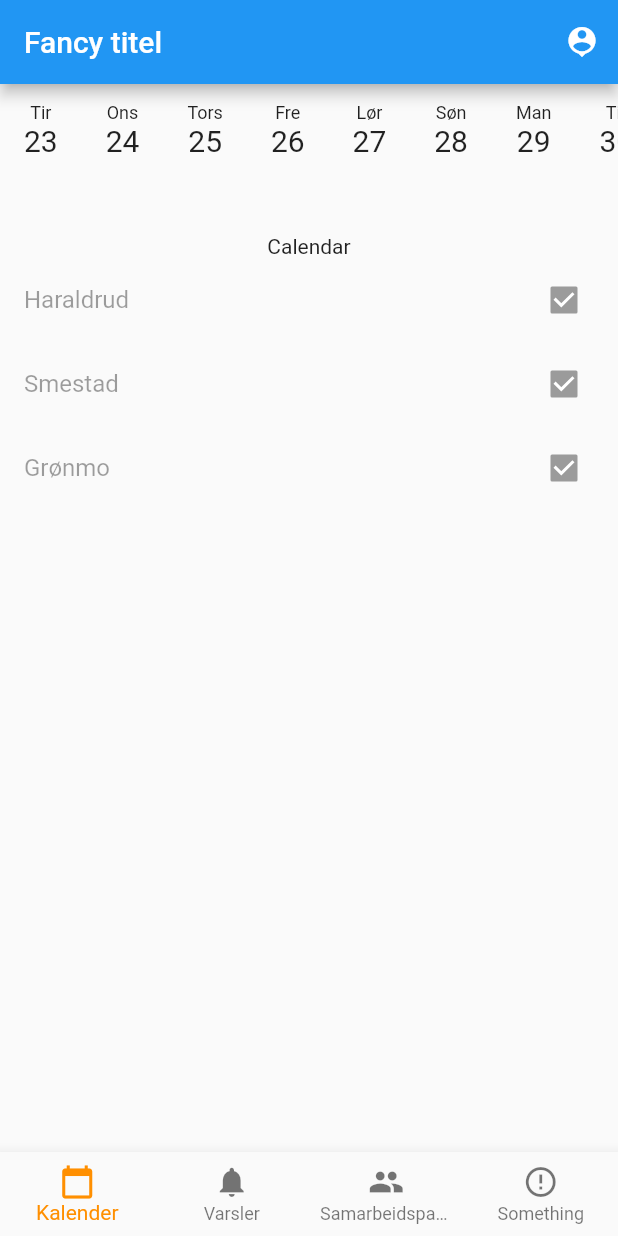
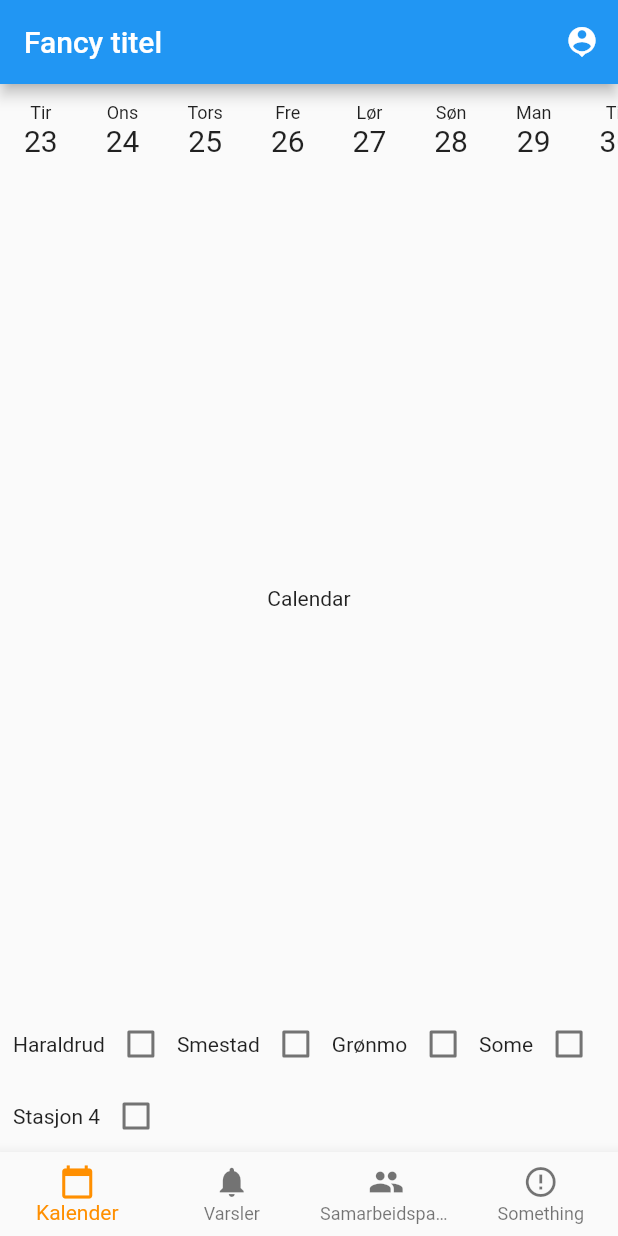
Before and after one commit to Knowit-Objectnet/oko-ombruk-mobile, a Flutter app: the screen it shows after launch, after a tap on "Logg inn", on a phone screen of 412 x 824 dp. Run offline on Flutter 3.47's test engine with Material 2 defaults, Android fonts, the phone set to English and light mode, and no system bars.

Commit message:
Fixed checkboxes and calendar screen UI + a typo

```diff
--- a/app/lib/login/LoginScreen.dart
+++ b/app/lib/login/LoginScreen.dart
@@ -27,7 +27,7 @@ class _LoginScreenState extends State<LoginScreen> {
         children: <Widget>[
           Padding(
               padding: EdgeInsets.all(16.0),
-              child: Text('REIN', style: TextStyle(fontSize: 28))),
+              child: Text('REIR', style: TextStyle(fontSize: 28))),
           Padding(
               padding: EdgeInsets.symmetric(horizontal: 24.0, vertical: 8),
               child: TextField(
--- a/app/lib/tabs/calendar/CalendarScreen.dart
+++ b/app/lib/tabs/calendar/CalendarScreen.dart
@@ -8,13 +8,24 @@ class CalendarScreen extends StatefulWidget {
 }
 
 class _CalendarScreenState extends State<CalendarScreen> {
+  // Remove
+  final List<String> stations = [
+    'Haraldrud',
+    'Smestad',
+    'Grønmo',
+    'Some',
+    'Stasjon 4'
+  ];
+
   @override
   Widget build(BuildContext context) {
     return (Scaffold(
-        body: Column(children: <Widget>[
-      DayScroller(),
-      Center(child: Text('Calendar')),
-      StationFilter()
-    ])));
+        body: Column(
+            mainAxisAlignment: MainAxisAlignment.spaceBetween,
+            children: <Widget>[
+          DayScroller(),
+          Center(child: Text('Calendar')),
+          StationFilter(stations: stations)
+        ])));
   }
 }
--- a/app/lib/tabs/calendar/DayScroller.dart
+++ b/app/lib/tabs/calendar/DayScroller.dart
@@ -11,7 +11,7 @@ class _DayScrollerState extends State<DayScroller> {
   Widget build(BuildContext context) {
     return (Container(
         padding: EdgeInsets.symmetric(vertical: 12.0),
-        height: 100,
+        height: 70,
         child: ListView.builder(
             scrollDirection: Axis.horizontal,
             itemBuilder: (_, index) => DateButton(index: index))));
--- a/app/lib/tabs/calendar/StationFilter.dart
+++ b/app/lib/tabs/calendar/StationFilter.dart
@@ -1,25 +1,51 @@
 import 'package:flutter/material.dart';
 
 class StationFilter extends StatefulWidget {
+  StationFilter({Key key, @required this.stations}) : super(key: key);
+
+  final List<String> stations;
+
   @override
   _StationFilterState createState() => _StationFilterState();
 }
 
 class _StationFilterState extends State<StationFilter> {
-  final List<String> stations = ['Haraldrud', 'Smestad', 'Grønmo'];
+  Map<String, bool> stationValues;
+
+  @override
+  void initState() {
+    print(widget.stations);
+    setState(() {
+      stationValues = Map<String, bool>.fromIterable(widget.stations,
+          key: (item) => item, value: (item) => false);
+    });
+    print(stationValues == null);
+    super.initState();
+  }
 
   @override
   Widget build(BuildContext context) {
-    return (Wrap(
-      direction: Axis.horizontal,
-      children: stations
-          .map((e) => CheckboxListTile(
-                title: Text(e),
-                value: true,
-                onChanged: null,
-              ))
-          .toList()
-          .cast<Widget>(),
-    ));
+    return (stationValues == null
+        ? Container()
+        : Wrap(
+            direction: Axis.horizontal,
+            children: stationValues.entries
+                .map((e) => Row(
+                      mainAxisSize: MainAxisSize.min,
+                      children: <Widget>[
+                        Text(e.key),
+                        Checkbox(
+                          value: e.value,
+                          onChanged: (bool newValue) {
+                            setState(() {
+                              stationValues[e.key] = newValue;
+                            });
+                          },
+                        )
+                      ],
+                    ))
+                .toList()
+                .cast<Widget>(),
+          ));
   }
 }
```
